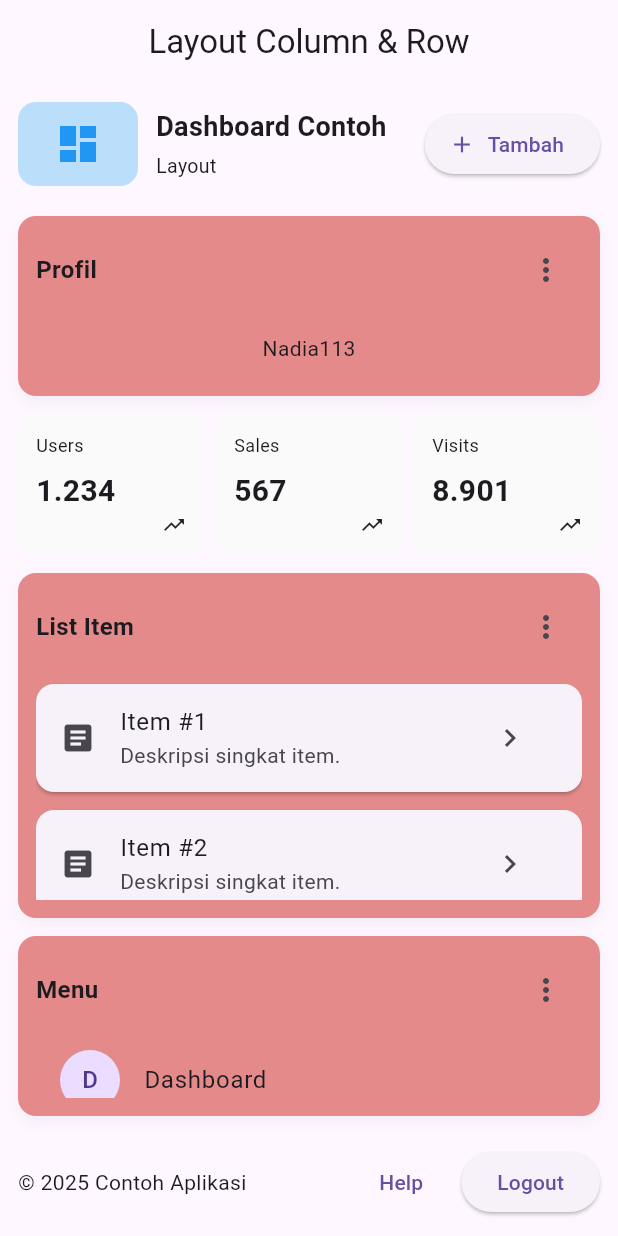
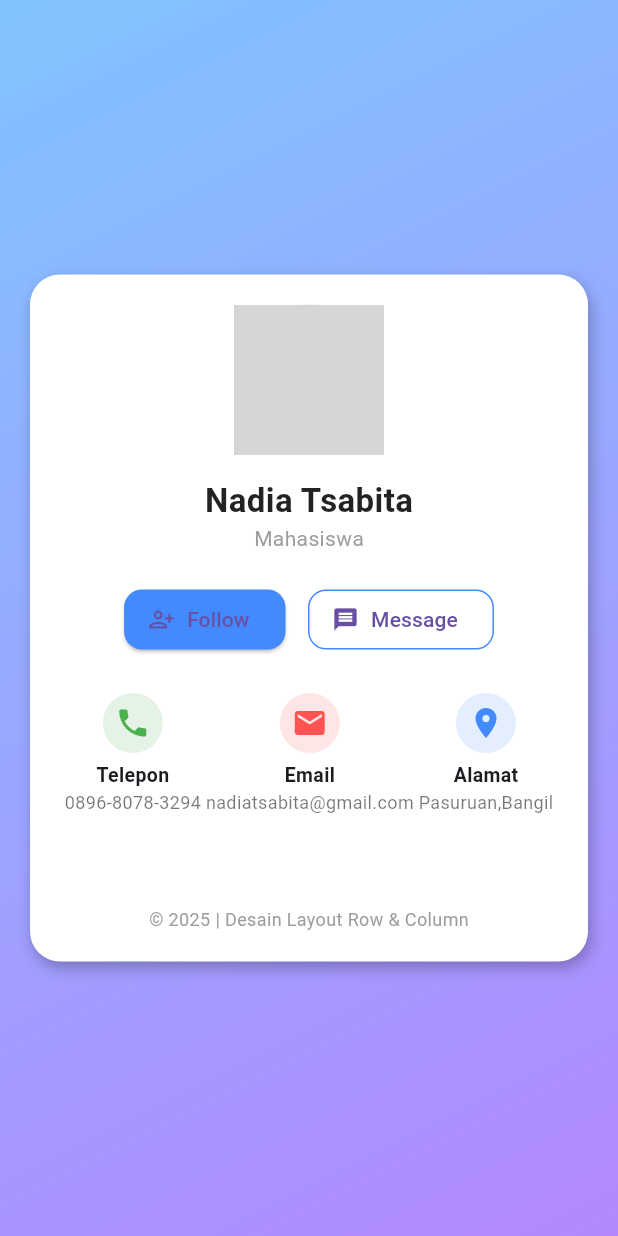
Before and after one commit to nadiatsabita21/Tugas-Pemograman-Mobile, a Flutter app: the screen it shows after launch, on a phone screen of 412 x 824 dp. Run offline on Flutter 3.47's test engine with Material 3 defaults, Android fonts, the phone set to English and light mode, and no system bars; network calls fail; grey boxes are pictures that could not be loaded.

Commit message:
update layout flutter project

```diff
--- a/flutter_application_1/lib/main.dart
+++ b/flutter_application_1/lib/main.dart
@@ -1,273 +1,201 @@
 import 'package:flutter/material.dart';
 
-void main() => runApp(const MyApp());
+void main() {
+  runApp(const ModernProfileApp());
+}
 
-class MyApp extends StatelessWidget {
-  const MyApp({Key? key}) : super(key: key);
+class ModernProfileApp extends StatelessWidget {
+  const ModernProfileApp({super.key});
 
   @override
   Widget build(BuildContext context) {
     return MaterialApp(
+      title: 'Tugas Layout Flutter',
       debugShowCheckedModeBanner: false,
-      title: 'Tugas 1 PM',
-      theme: ThemeData(primarySwatch: Colors.blue),
-      home: const HomePage(),
+      home: const ModernProfilePage(),
     );
   }
 }
 
-class HomePage extends StatelessWidget {
-  const HomePage({Key? key}) : super(key: key);
+class ModernProfilePage extends StatelessWidget {
+  const ModernProfilePage({super.key});
 
   @override
   Widget build(BuildContext context) {
-    final size = MediaQuery.of(context).size;
-    final isWide = size.width > 600;
-
     return Scaffold(
-      appBar: AppBar(
-        title: const Text('Layout Column & Row'),
-        centerTitle: true,
+      body: Container(
+        decoration: const BoxDecoration(
+          gradient: LinearGradient(
+            colors: [Color(0xFF81C4FF), Color(0xFFB388FF)],
+            begin: Alignment.topLeft,
+            end: Alignment.bottomRight,
           ),
-      body: SafeArea(
+        ),
+        child: Center(
           child: Padding(
-          padding: const EdgeInsets.all(12.0),
+            padding: const EdgeInsets.all(20.0),
+            child: Container(
+              width: double.infinity,
+              constraints: const BoxConstraints(maxWidth: 600),
+              decoration: BoxDecoration(
+                color: Colors.white,
+                borderRadius: BorderRadius.circular(20),
+                boxShadow: const [
+                  BoxShadow(
+                    color: Colors.black26,
+                    blurRadius: 8,
+                    offset: Offset(2, 4),
+                  ),
+                ],
+              ),
+              child: Padding(
+                padding: const EdgeInsets.all(20.0),
                 child: Column(
-            crossAxisAlignment: CrossAxisAlignment.start,
+                  mainAxisSize: MainAxisSize.min,
                   children: [
 
-              _buildHeader(),
-              const SizedBox(height: 20),
+                    CircleAvatar(
+                      radius: 50,
+                      backgroundImage: NetworkImage(
+                        'https://png.pngtree.com/png-vector/20221128/ourlarge/pngtree-hand-drawing-cartoon-career-woman-png-image_6483657.png',
+                      ),
+                    ),
+                    const SizedBox(height: 15),
 
 
-              Expanded(
-                child: isWide ? _buildWideLayout() : _buildNarrowLayout(),
+                    const Text(
+                      'Nadia Tsabita',
+                      style: TextStyle(
+                        fontSize: 22,
+                        fontWeight: FontWeight.bold,
+                        color: Colors.black87,
+                      ),
+                    ),
+                    const Text(
+                      'Mahasiswa',
+                      style: TextStyle(color: Colors.grey),
                     ),
 
                     const SizedBox(height: 20),
 
-              _buildFooter(context),
+
+                    Row(
+                      mainAxisAlignment: MainAxisAlignment.center,
+                      children: [
+                        ElevatedButton.icon(
+                          onPressed: () {},
+                          icon: const Icon(Icons.person_add_alt),
+                          label: const Text('Follow'),
+                          style: ElevatedButton.styleFrom(
+                            backgroundColor: Colors.blueAccent,
+                            shape: RoundedRectangleBorder(
+                              borderRadius: BorderRadius.circular(12),
+                            ),
+                          ),
+                        ),
+                        const SizedBox(width: 15),
+                        OutlinedButton.icon(
+                          onPressed: () {},
+                          icon: const Icon(Icons.message),
+                          label: const Text('Message'),
+                          style: OutlinedButton.styleFrom(
+                            side: const BorderSide(color: Colors.blueAccent),
+                            shape: RoundedRectangleBorder(
+                              borderRadius: BorderRadius.circular(12),
+                            ),
+                          ),
+                        ),
                       ],
+                    ),
+
+                    const SizedBox(height: 25),
+
+
+                    Row(
+                      mainAxisAlignment: MainAxisAlignment.spaceEvenly,
+                      children: const [
+                        InfoCard(
+                          icon: Icons.phone,
+                          label: 'Telepon',
+                          value: '0896-8078-3294',
+                          color: Colors.green,
+                        ),
+                        InfoCard(
+                          icon: Icons.email,
+                          label: 'Email',
+                          value: 'nadiatsabita@gmail.com',
+                          color: Colors.redAccent,
+                        ),
+                        InfoCard(
+                          icon: Icons.location_on,
+                          label: 'Alamat',
+                          value: 'Pasuruan,Bangil',
+                          color: Colors.blueAccent,
+                        ),
+                      ],
+                    ),
+
+                    const SizedBox(height: 30),
+
+                    const Text(
+                      '',
+                      textAlign: TextAlign.center,
+                      style: TextStyle(
+                        fontStyle: FontStyle.italic,
+                        color: Colors.black54,
+                      ),
+                    ),
+
+                    const SizedBox(height: 10),
+
+
+                    const Text(
+                      '© 2025 | Desain Layout Row & Column',
+                      style: TextStyle(color: Colors.grey, fontSize: 12),
+                    ),
+                  ],
+                ),
+              ),
+            ),
           ),
         ),
       ),
     );
   }
+}
 
-  Widget _buildHeader() {
-    return Row(
+class InfoCard extends StatelessWidget {
+  final IconData icon;
+  final String label;
+  final String value;
+  final Color color;
+
+  const InfoCard({
+    super.key,
+    required this.icon,
+    required this.label,
+    required this.value,
+    required this.color,
+  });
+
+  @override
+  Widget build(BuildContext context) {
+    return Column(
       children: [
-        Container(
-          width: 80,
-          height: 56,
-          decoration: BoxDecoration(
-            color: Colors.blue.shade100,
-            borderRadius: BorderRadius.circular(12),
+        CircleAvatar(
+          backgroundColor: color.withOpacity(0.15),
+          child: Icon(icon, color: color),
         ),
-          child: const Icon(Icons.dashboard, size: 32, color: Colors.blue),
+        const SizedBox(height: 5),
+        Text(
+          label,
+          style: const TextStyle(fontWeight: FontWeight.bold, fontSize: 13),
         ),
-        const SizedBox(width: 12),
-        const Expanded(
-          child: Column(
-            crossAxisAlignment: CrossAxisAlignment.start,
-            children: [
         Text(
-                'Dashboard Contoh',
-                style: TextStyle(fontSize: 18, fontWeight: FontWeight.bold),
-              ),
-              SizedBox(height: 4),
-              Text(
-                'Layout',
-                style: TextStyle(fontSize: 13),
-              ),
-            ],
-          ),
-        ),
-        ElevatedButton.icon(
-          onPressed: () {},
-          icon: const Icon(Icons.add),
-          label: const Text('Tambah'),
+          value,
+          style: const TextStyle(fontSize: 12, color: Colors.black54),
         ),
       ],
     );
   }
-
-  Widget _buildWideLayout() {
-    return Row(
-      children: [
-        Flexible(
-          flex: 2,
-          child: Column(
-            children: [
-              _buildCard(title: 'Profil', height: 140),
-              const SizedBox(height: 12),
-              Expanded(
-                child: _buildCard(title: 'Menu', content: _buildMenuList()),
-              ),
-            ],
-          ),
-        ),
-        const SizedBox(width: 12),
-        Flexible(
-          flex: 5,
-          child: Column(
-            children: [
-              Row(
-                children: [
-                  Expanded(child: _buildStatCard('Users', '1.234')),
-                  const SizedBox(width: 8),
-                  Expanded(child: _buildStatCard('Sales', '567')),
-                  const SizedBox(width: 8),
-                  Expanded(child: _buildStatCard('Visits', '8.901')),
-                ],
-              ),
-              const SizedBox(height: 12),
-              Expanded(
-                child: _buildCard(
-                  title: 'List Item',
-                  content: _buildItemList(),
-                ),
-              ),
-            ],
-          ),
-        ),
-      ],
-    );
 }
-
-  Widget _buildNarrowLayout() {
-    return Column(
-      children: [
-        _buildCard(title: 'Profil', height: 120),
-        const SizedBox(height: 12),
-        Row(
-          children: [
-            Expanded(child: _buildStatCard('Users', '1.234')),
-            const SizedBox(width: 8),
-            Expanded(child: _buildStatCard('Sales', '567')),
-            const SizedBox(width: 8),
-            Expanded(child: _buildStatCard('Visits', '8.901')),
-          ],
-        ),
-        const SizedBox(height: 12),
-        Expanded(
-          child: _buildCard(title: 'List Item', content: _buildItemList()),
-        ),
-        const SizedBox(height: 12),
-        _buildCard(title: 'Menu', content: _buildMenuList(), height: 120),
-      ],
-    );
-  }
-
-  Widget _buildFooter(BuildContext context) {
-    return Row(
-      children: [
-        const Expanded(child: Text('© 2025 Contoh Aplikasi')),
-        TextButton(onPressed: () {}, child: const Text('Help')),
-        const SizedBox(width: 8),
-        ElevatedButton(onPressed: () {}, child: const Text('Logout')),
-      ],
-    );
-  }
-
-  Widget _buildCard({required String title, Widget? content, double? height}) {
-    return Container(
-      height: height,
-      padding: const EdgeInsets.all(12),
-      decoration: BoxDecoration(
-        color: const Color.fromARGB(255, 228, 138, 138),
-        borderRadius: BorderRadius.circular(12),
-        boxShadow: [
-          BoxShadow(
-            color: Colors.black.withOpacity(0.04),
-            blurRadius: 8,
-            offset: const Offset(0, 4),
-          ),
-        ],
-      ),
-      child: Column(
-        crossAxisAlignment: CrossAxisAlignment.start,
-        children: [
-          Row(
-            mainAxisAlignment: MainAxisAlignment.spaceBetween,
-            children: [
-              Text(
-                title,
-                style: const TextStyle(
-                  fontSize: 16,
-                  fontWeight: FontWeight.w600,
-                ),
-              ),
-              IconButton(onPressed: () {}, icon: const Icon(Icons.more_vert)),
-            ],
-          ),
-          const SizedBox(height: 8),
-          Expanded(
-            child: content ?? const Center(child: Text('Nadia113')),
-          ),
-        ],
-      ),
-    );
-  }
-
-  Widget _buildStatCard(String label, String value) {
-    return Container(
-      padding: const EdgeInsets.all(12),
-      decoration: BoxDecoration(
-        color: Colors.grey.shade50,
-        borderRadius: BorderRadius.circular(10),
-      ),
-      child: Column(
-        crossAxisAlignment: CrossAxisAlignment.start,
-        children: [
-          Text(label, style: const TextStyle(fontSize: 12)),
-          const SizedBox(height: 8),
-          Text(
-            value,
-            style: const TextStyle(fontSize: 20, fontWeight: FontWeight.bold),
-          ),
-          const Spacer(),
-          Row(
-            mainAxisAlignment: MainAxisAlignment.end,
-            children: const [Icon(Icons.trending_up, size: 16)],
-          ),
-        ],
-      ),
-    );
-  }
-
-  Widget _buildMenuList() {
-    final menu = ['Dashboard', 'Users', 'Settings', 'Reports', 'Help'];
-    return ListView.separated(
-      itemCount: menu.length,
-      separatorBuilder: (_, __) => const Divider(),
-      itemBuilder: (context, idx) {
-        return ListTile(
-          leading: CircleAvatar(child: Text(menu[idx][0])),
-          title: Text(menu[idx]),
-          onTap: () {},
-        );
-      },
-    );
-  }
-
-  Widget _buildItemList() {
-    return ListView.builder(
-      itemCount: 12,
-      itemBuilder: (context, i) {
-        return Card(
-          margin: const EdgeInsets.symmetric(vertical: 6),
-          child: ListTile(
-            leading: const Icon(Icons.article),
-            title: Text('Item #${i + 1}'),
-            subtitle: const Text('Deskripsi singkat item.'),
-            trailing: IconButton(
-              onPressed: () {},
-              icon: const Icon(Icons.chevron_right),
-            ),
-          ),
-        );
-      },
-    );
-  }
-}
```
Also changed, not shown: 1 other file. Lines whose indentation alone changed are shown as unchanged.
